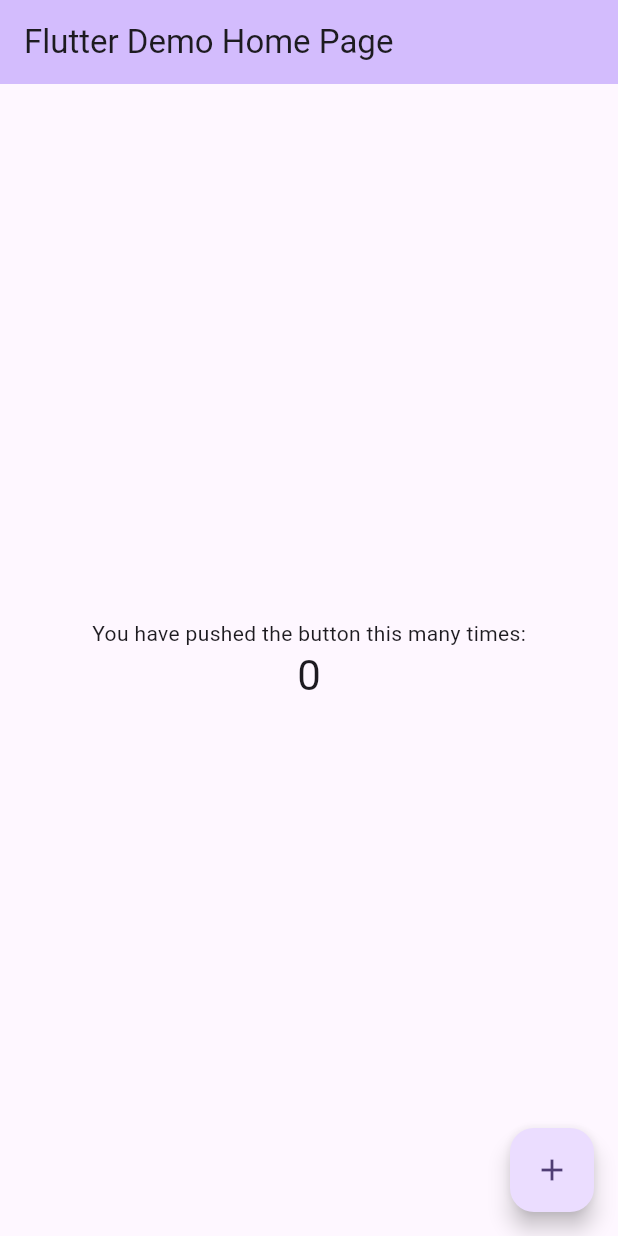
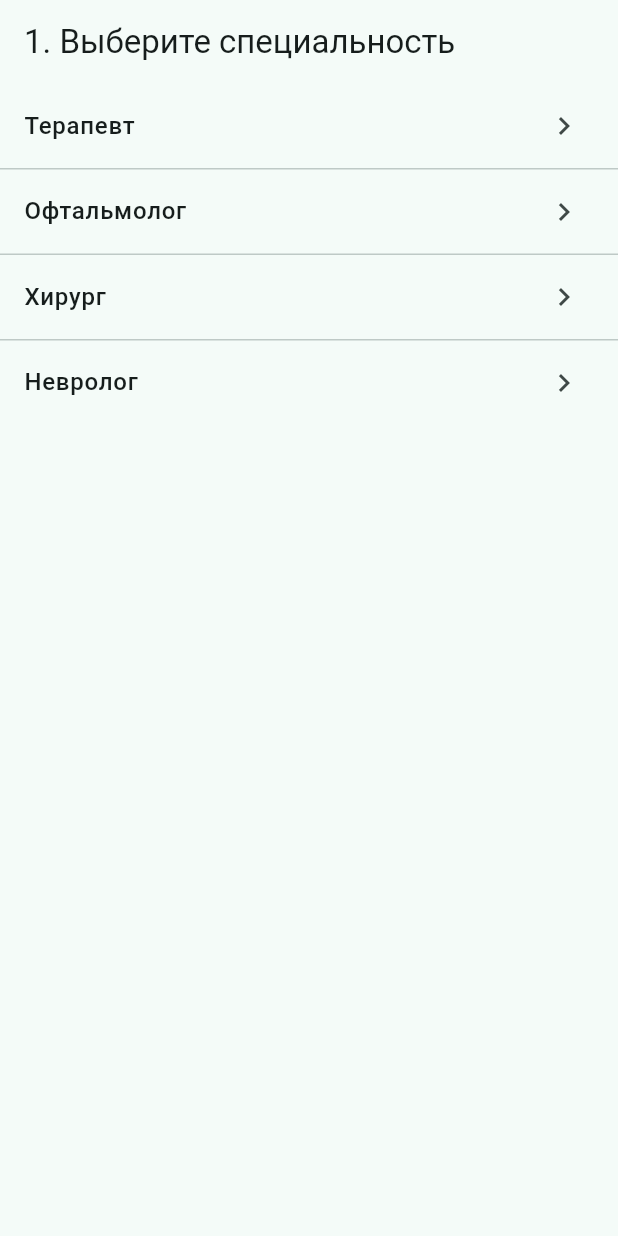
Before and after one commit to MeyFun/OmskHealthNotifier, a Flutter app: the screen it shows after launch, on a phone screen of 412 x 824 dp. Run offline on Flutter 3.47's test engine with Material 3 defaults, Android fonts, the phone set to English and light mode, and no system bars.

Commit message:
Второй коммит: Добавил структуру проекта, нужные модели (специальность, врач, поликлиника, талон), и экраны

```diff
--- /dev/null
+++ b/lib/app.dart
@@ -0,0 +1,19 @@
+import 'package:flutter/material.dart';
+import 'screens/specialties_screen.dart';
+
+class HealthNotifierApp extends StatelessWidget {
+  const HealthNotifierApp({Key? key}) : super(key: key);
+
+  @override
+  Widget build(BuildContext context) {
+    return MaterialApp(
+      title: 'К Врачу — Омск',
+      debugShowCheckedModeBanner: false,
+      theme: ThemeData(
+        colorScheme: ColorScheme.fromSeed(seedColor: Colors.teal),
+        useMaterial3: true,
+      ),
+      home: const SpecialtiesScreen(),
+    );
+  }
+}
--- a/lib/main.dart
+++ b/lib/main.dart
@@ -1,122 +1,7 @@
 import 'package:flutter/material.dart';
+import 'app.dart';
 
 void main() {
-  runApp(const MyApp());
+  WidgetsFlutterBinding.ensureInitialized();
+  runApp(const HealthNotifierApp());
 }
-
-class MyApp extends StatelessWidget {
-  const MyApp({super.key});
-
-  // This widget is the root of your application.
-  @override
-  Widget build(BuildContext context) {
-    return MaterialApp(
-      title: 'Flutter Demo',
-      theme: ThemeData(
-        // This is the theme of your application.
-        //
-        // TRY THIS: Try running your application with "flutter run". You'll see
-        // the application has a purple toolbar. Then, without quitting the app,
-        // try changing the seedColor in the colorScheme below to Colors.green
-        // and then invoke "hot reload" (save your changes or press the "hot
-        // reload" button in a Flutter-supported IDE, or press "r" if you used
-        // the command line to start the app).
-        //
-        // Notice that the counter didn't reset back to zero; the application
-        // state is not lost during the reload. To reset the state, use hot
-        // restart instead.
-        //
-        // This works for code too, not just values: Most code changes can be
-        // tested with just a hot reload.
-        colorScheme: .fromSeed(seedColor: Colors.deepPurple),
-      ),
-      home: const MyHomePage(title: 'Flutter Demo Home Page'),
-    );
-  }
-}
-
-class MyHomePage extends StatefulWidget {
-  const MyHomePage({super.key, required this.title});
-
-  // This widget is the home page of your application. It is stateful, meaning
-  // that it has a State object (defined below) that contains fields that affect
-  // how it looks.
-
-  // This class is the configuration for the state. It holds the values (in this
-  // case the title) provided by the parent (in this case the App widget) and
-  // used by the build method of the State. Fields in a Widget subclass are
-  // always marked "final".
-
-  final String title;
-
-  @override
-  State<MyHomePage> createState() => _MyHomePageState();
-}
-
-class _MyHomePageState extends State<MyHomePage> {
-  int _counter = 0;
-
-  void _incrementCounter() {
-    setState(() {
-      // This call to setState tells the Flutter framework that something has
-      // changed in this State, which causes it to rerun the build method below
-      // so that the display can reflect the updated values. If we changed
-      // _counter without calling setState(), then the build method would not be
-      // called again, and so nothing would appear to happen.
-      _counter++;
-    });
-  }
-
-  @override
-  Widget build(BuildContext context) {
-    // This method is rerun every time setState is called, for instance as done
-    // by the _incrementCounter method above.
-    //
-    // The Flutter framework has been optimized to make rerunning build methods
-    // fast, so that you can just rebuild anything that needs updating rather
-    // than having to individually change instances of widgets.
-    return Scaffold(
-      appBar: AppBar(
-        // TRY THIS: Try changing the color here to a specific color (to
-        // Colors.amber, perhaps?) and trigger a hot reload to see the AppBar
-        // change color while the other colors stay the same.
-        backgroundColor: Theme.of(context).colorScheme.inversePrimary,
-        // Here we take the value from the MyHomePage object that was created by
-        // the App.build method, and use it to set our appbar title.
-        title: Text(widget.title),
-      ),
-      body: Center(
-        // Center is a layout widget. It takes a single child and positions it
-        // in the middle of the parent.
-        child: Column(
-          // Column is also a layout widget. It takes a list of children and
-          // arranges them vertically. By default, it sizes itself to fit its
-          // children horizontally, and tries to be as tall as its parent.
-          //
-          // Column has various properties to control how it sizes itself and
-          // how it positions its children. Here we use mainAxisAlignment to
-          // center the children vertically; the main axis here is the vertical
-          // axis because Columns are vertical (the cross axis would be
-          // horizontal).
-          //
-          // TRY THIS: Invoke "debug painting" (choose the "Toggle Debug Paint"
-          // action in the IDE, or press "p" in the console), to see the
-          // wireframe for each widget.
-          mainAxisAlignment: .center,
-          children: [
-            const Text('You have pushed the button this many times:'),
-            Text(
-              '$_counter',
-              style: Theme.of(context).textTheme.headlineMedium,
-            ),
-          ],
-        ),
-      ),
-      floatingActionButton: FloatingActionButton(
-        onPressed: _incrementCounter,
-        tooltip: 'Increment',
-        child: const Icon(Icons.add),
-      ),
-    );
-  }
-}
--- /dev/null
+++ b/lib/models/specialty.dart
@@ -0,0 +1,16 @@
+class Specialty {
+  final String id;
+  final String name;
+
+  Specialty({
+    required this.id,
+    required this.name,
+  });
+
+  factory Specialty.fromJson(Map<String, dynamic> json) {
+    return Specialty(
+      id: json['id'].toString(),
+      name: json['name'] as String,
+    );
+  }
+}
--- /dev/null
+++ b/lib/screens/specialties_screen.dart
@@ -0,0 +1,70 @@
+import 'package:flutter/material.dart';
+import '../models/specialty.dart';
+import 'hospitals_screen.dart';
+
+class SpecialtiesScreen extends StatefulWidget {
+  const SpecialtiesScreen({Key? key}) : super(key: key);
+
+  @override
+  State<SpecialtiesScreen> createState() => _SpecialtiesScreenState();
+}
+
+class _SpecialtiesScreenState extends State<SpecialtiesScreen> {
+  bool _isLoading = false;
+  List<Specialty> _specialties = [];
+
+  @override
+  void initState() {
+    super.initState();
+    _fetchSpecialties();
+  }
+
+  Future<void> _fetchSpecialties() async {
+    setState(() => _isLoading = true);
+
+    // Заглушка: Позже заменим на реальный сетевой запрос к серверу
+    await Future.delayed(const Duration(seconds: 1));
+    setState(() {
+      _specialties = [
+        Specialty(id: '1', name: 'Терапевт'),
+        Specialty(id: '2', name: 'Офтальмолог'),
+        Specialty(id: '3', name: 'Хирург'),
+        Specialty(id: '4', name: 'Невролог'),
+      ];
+      _isLoading = false;
+    });
+  }
+
+  @override
+  Widget build(BuildContext context) {
+    return Scaffold(
+      appBar: AppBar(
+        title: const Text('1. Выберите специальность'),
+      ),
+      body: _isLoading
+          ? const Center(child: CircularProgressIndicator())
+          : ListView.separated(
+              itemCount: _specialties.length,
+              separatorBuilder: (_, __) => const Divider(height: 1),
+              itemBuilder: (context, index) {
+                final specialty = _specialties[index];
+                return ListTile(
+                  title: Text(
+                    specialty.name,
+                    style: const TextStyle(fontWeight: FontWeight.w500),
+                  ),
+                  trailing: const Icon(Icons.chevron_right),
+                  onTap: () {
+                    Navigator.push(
+                      context,
+                      MaterialPageRoute(
+                        builder: (_) => HospitalsScreen(specialty: specialty),
+                      ),
+                    );
+                  },
+                );
+              },
+            ),
+    );
+  }
+}
```
Also changed, not shown: lib/models/doctor.dart (added, +22 -0 lines), lib/models/hospital.dart (added, +19 -0 lines), lib/models/ticket_slot.dart (added, +21 -0 lines), lib/core/constants/api_constants.dart (added), lib/core/network/api_client.dart (added), lib/repositories/health_repository.dart (added), lib/screens/doctors_screen.dart (added), lib/screens/hospitals_screen.dart (added), lib/screens/slots_screen.dart (added).
